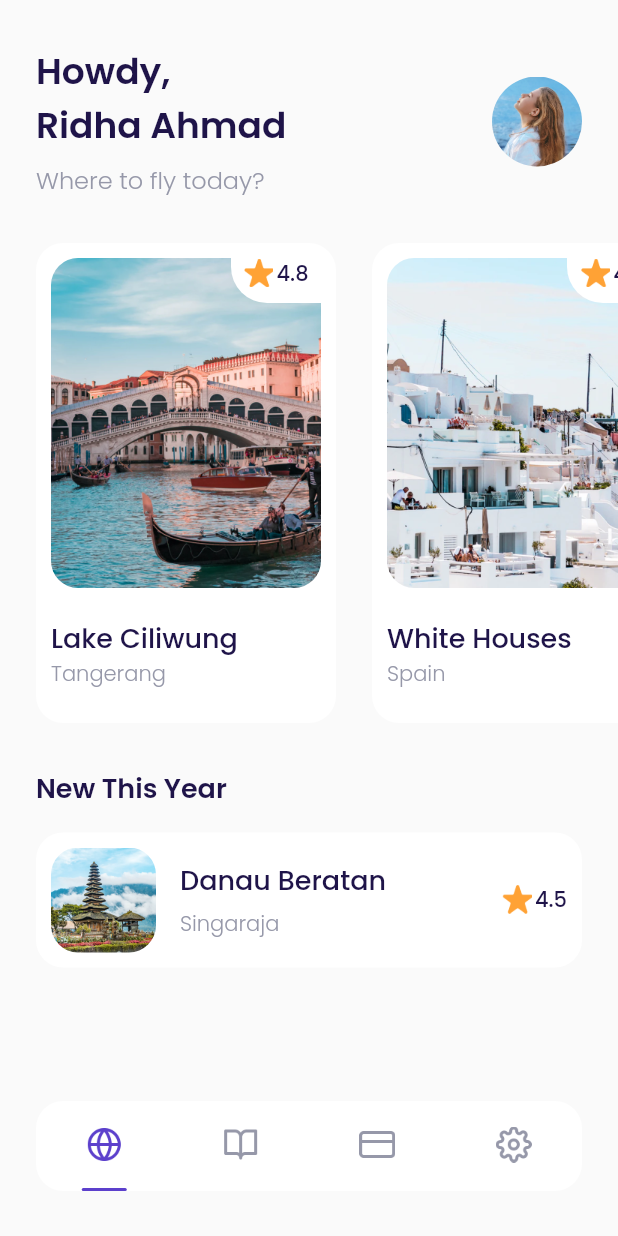
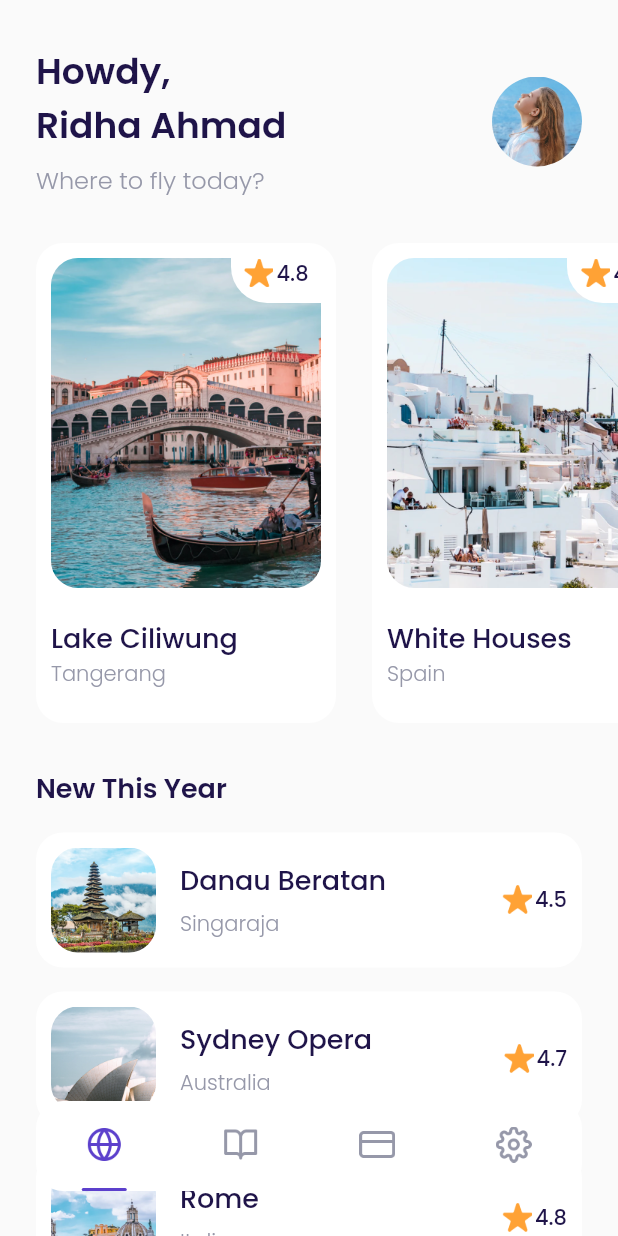
Before and after one commit to RidhaAF/airplane_app, a Flutter app: the MainPage screen opened by its route, on a phone screen of 412 x 824 dp. Run offline on Flutter 3.47's test engine with Material 2 defaults, Android fonts, the phone set to English and light mode, and no system bars; our stand-ins replace google_fonts.

Commit message:
Update Slicing Home - New Destinations

```diff
--- a/lib/ui/pages/home_page.dart
+++ b/lib/ui/pages/home_page.dart
@@ -104,6 +104,7 @@
           top: 30,
           left: defaultMargin,
           right: defaultMargin,
+          bottom: 120,
         ),
         child: Column(
           crossAxisAlignment: CrossAxisAlignment.start,
@@ -115,7 +116,36 @@
                 fontWeight: semiBold,
               ),
             ),
-            DestinationTile(),
+            DestinationTile(
+              name: 'Danau Beratan',
+              city: 'Singaraja',
+              imageUrl: 'assets/image_destination6.png',
+              rating: 4.5,
+            ),
+            DestinationTile(
+              name: 'Sydney Opera',
+              city: 'Australia',
+              imageUrl: 'assets/image_destination7.png',
+              rating: 4.7,
+            ),
+            DestinationTile(
+              name: 'Rome',
+              city: 'Italia',
+              imageUrl: 'assets/image_destination8.png',
+              rating: 4.8,
+            ),
+            DestinationTile(
+              name: 'Payung Teduh',
+              city: 'Singapore',
+              imageUrl: 'assets/image_destination9.png',
+              rating: 4.5,
+            ),
+            DestinationTile(
+              name: 'Hill Hey',
+              city: 'Monaco',
+              imageUrl: 'assets/image_destination10.png',
+              rating: 4.7,
+            ),
           ],
         ),
       );
--- a/lib/ui/widgets/destination_tile.dart
+++ b/lib/ui/widgets/destination_tile.dart
@@ -2,7 +2,18 @@
 import 'package:flutter/material.dart';
 
 class DestinationTile extends StatelessWidget {
-  const DestinationTile({Key? key}) : super(key: key);
+  final String name;
+  final String city;
+  final String imageUrl;
+  final double rating;
+
+  const DestinationTile({
+    Key? key,
+    required this.name,
+    required this.city,
+    required this.imageUrl,
+    this.rating = 0.0,
+  }) : super(key: key);
 
   @override
   Widget build(BuildContext context) {
@@ -23,7 +34,7 @@
               borderRadius: BorderRadius.circular(defaultRadius),
               image: DecorationImage(
                 fit: BoxFit.cover,
-                image: AssetImage('assets/image_destination6.png'),
+                image: AssetImage(imageUrl),
               ),
             ),
           ),
@@ -32,7 +43,7 @@
               crossAxisAlignment: CrossAxisAlignment.start,
               children: [
                 Text(
-                  'Danau Beratan',
+                  name,
                   style: blackTextStyle.copyWith(
                     fontSize: 18,
                     fontWeight: medium,
@@ -40,7 +51,7 @@
                 ),
                 SizedBox(height: 5),
                 Text(
-                  'Singaraja',
+                  city,
                   style: greyTextStyle.copyWith(
                     fontWeight: light,
                   ),
@@ -63,7 +74,7 @@
                 ),
               ),
               Text(
-                '4.5',
+                rating.toString(),
                 style: blackTextStyle.copyWith(
                   fontWeight: medium,
                 ),
```
